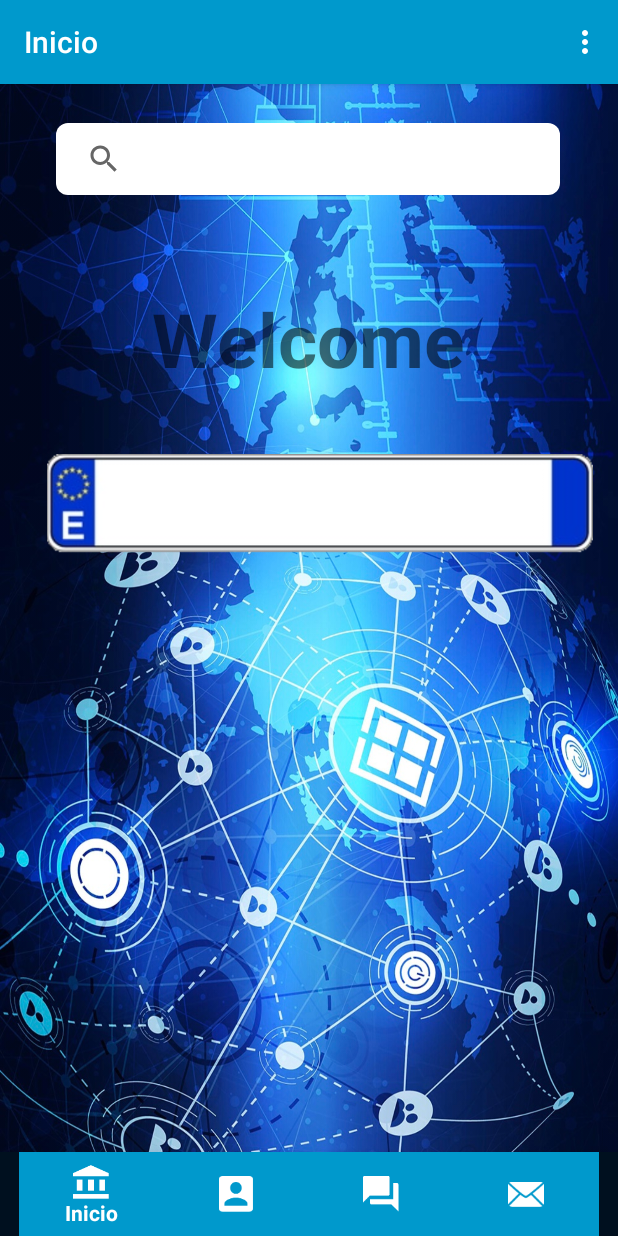
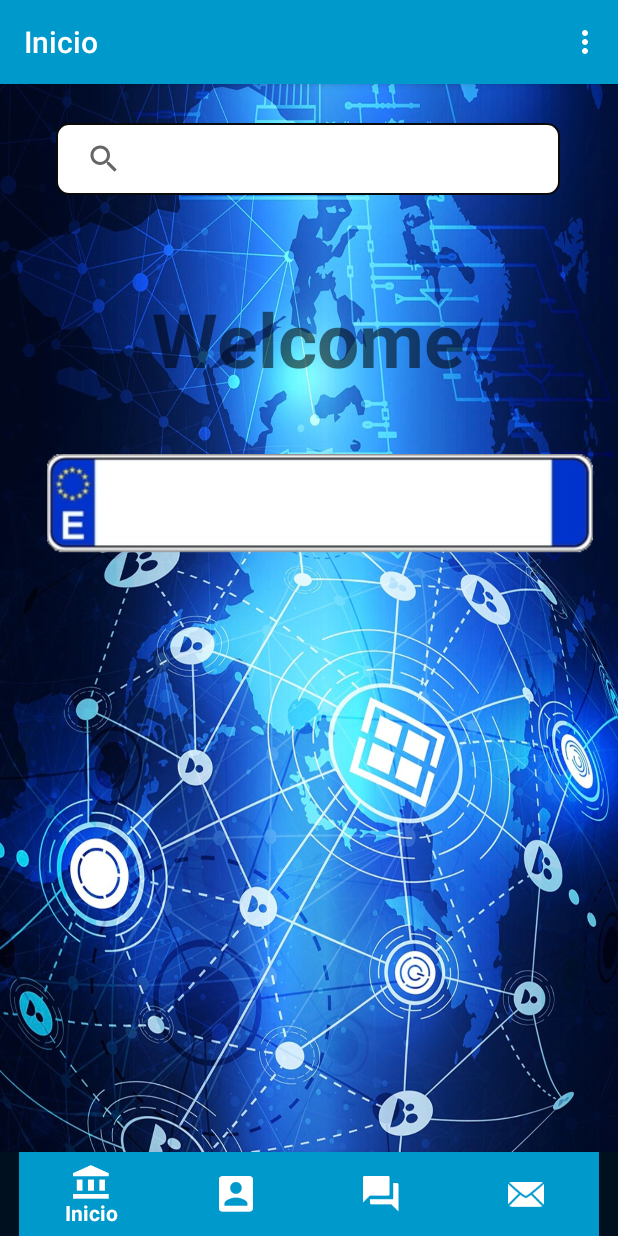
Before and after one commit to franklyn-noyola/Xcar-Android, an Android app: the fragment_home screen opened directly, with no data from a screen before it, on a phone screen of 412 x 824 dp. Run offline under Robolectric (Android 15) with nearby library versions, the phone set to English and light mode, and no system bars; our stand-ins replace AdMob, Firebase (no records; nobody signed in at launch, a user with empty details on screens opened directly); 9 statements that could not run were skipped.

Commit message:
updated changes

```diff
--- a/app/src/main/res/drawable/rounded_corners.xml
+++ b/app/src/main/res/drawable/rounded_corners.xml
@@ -2,6 +2,9 @@
 <shape xmlns:android="http://schemas.android.com/apk/res/android">
     <solid android:color="#ffffff"/>
     <corners android:radius="8dp"/>
+    <stroke
+        android:width="1dp"
+        android:color="#0B0B0B" />
     <padding android:left="8dp"
         android:bottom="8dp"
         android:right="8dp"
```
